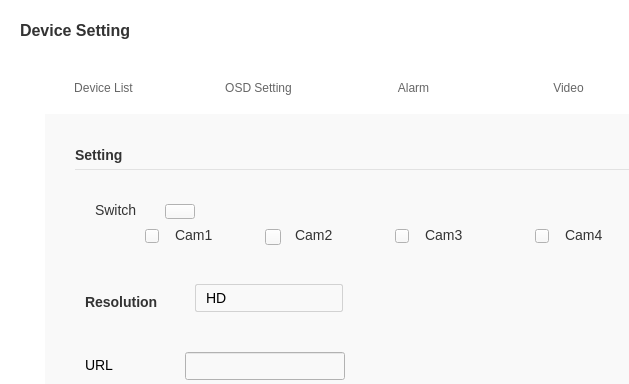
xiaoxiaodx/NVRPRO, file nvrConfig/devicesetting.ui: the form before one commit; both pictures show x 0 to 629 and y 0 to 384 of the 1153 by 654 pixel window.
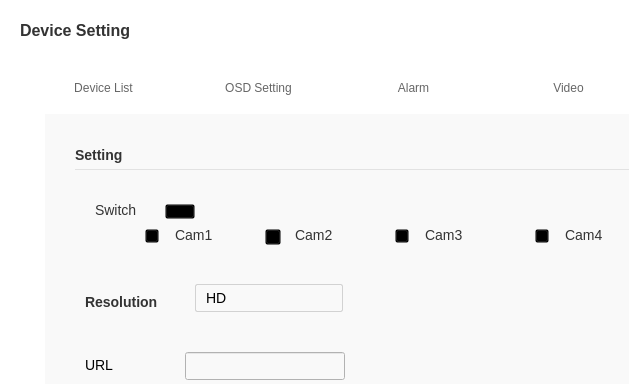
The form after the commit. The open tabs and pages were chosen to show the change. Icons and pictures are not drawn.

```diff
--- a/nvrConfig/devicesetting.ui
+++ b/nvrConfig/devicesetting.ui
@@ -1589,10 +1589,53 @@
       </rect>
      </property>
      <property name="styleSheet">
-      <string notr="true">background-color: #F9F9F9;
-font-family: &quot;Microsoft YaHei&quot;;
+      <string notr="true">QWidget{
+background-color: #F9F9F9;
+	font-family: &quot;Microsoft YaHei&quot;;
 	font-size:14px;
-    color: #333333;</string>
+    color: #333333;
+}
+/*1个开关*/
+QPushButton#RTMPswith{
+	background-color:#00000000;
+	border-image: url(:/images/switch_off.png);
+}
+QPushButton#RTMPswith:checked{
+	border-image:url(:/images/switch_on.png);
+}
+/*4个通道选择按钮*/
+QPushButton#RTMPpushButton_cam1,
+#RTMPpushButton_cam2,
+#RTMPpushButton_cam3,
+#RTMPpushButton_cam4{
+	background-color:#00000000;
+	border-image: url(:/images/device_unselect.png);
+}
+
+QPushButton#RTMPpushButton_cam1:checked,
+#RTMPpushButton_cam2:checked,
+#RTMPpushButton_cam3:checked,
+#RTMPpushButton_cam4:checked{
+	border-image:url(:/images/device_select.png);
+}
+
+/*确定按钮*/
+QPushButton#RTMPpushButton_submit {
+	background-color:rgba(71,107,253,1);
+	border-width:0;
+    padding:4px;  
+	border-style:inset;  
+	border-radius:3px;  
+	color:white;
+	font-family: &quot;Microsoft YaHei&quot;;
+	font:bold 10px;
+}
+QPushButton#RTMPpushButton_submit:pressed {  
+    padding-left:6px;  
+    padding-top:6px;  
+}  
+
+</string>
      </property>
      <widget class="QLabel" name="RTMPlabel_setting">
       <property name="geometry">
@@ -1645,6 +1688,12 @@
         <height>14</height>
        </size>
       </property>
+      <property name="checkable">
+       <bool>true</bool>
+      </property>
+      <property name="checked">
+       <bool>false</bool>
+      </property>
      </widget>
      <widget class="QLabel" name="RTMPlabel_cam4">
       <property name="geometry">
@@ -1708,6 +1757,12 @@
         <height>14</height>
        </size>
       </property>
+      <property name="checkable">
+       <bool>true</bool>
+      </property>
+      <property name="checked">
+       <bool>true</bool>
+      </property>
      </widget>
      <widget class="QLabel" name="RTMPlabel_cam1">
       <property name="geometry">
@@ -1755,6 +1810,12 @@
         <height>14</height>
        </size>
       </property>
+      <property name="checkable">
+       <bool>true</bool>
+      </property>
+      <property name="checked">
+       <bool>false</bool>
+      </property>
      </widget>
      <widget class="QPushButton" name="RTMPpushButton_cam2">
       <property name="geometry">
@@ -1789,6 +1850,12 @@
         <height>14</height>
        </size>
       </property>
+      <property name="checkable">
+       <bool>true</bool>
+      </property>
+      <property name="checked">
+       <bool>false</bool>
+      </property>
      </widget>
      <widget class="QLabel" name="RTMPlabel_cam3">
       <property name="geometry">
@@ -1844,6 +1911,9 @@
       <property name="text">
        <string/>
       </property>
+      <property name="checkable">
+       <bool>true</bool>
+      </property>
      </widget>
      <widget class="QComboBox" name="RTMPcomboBox">
       <property name="geometry">
```
Left out of the diff: 313 changed lines with no effect on the pictures.
